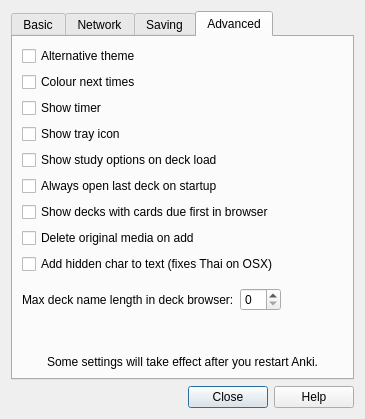
Old version of the form designer/preferences.ui in the repository ankitects/anki.
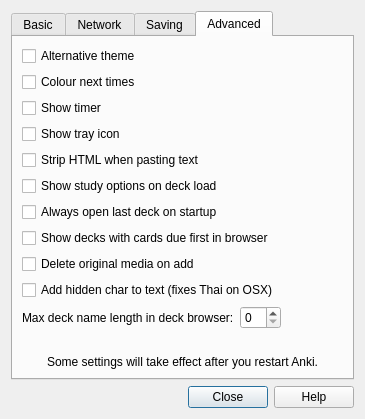
New version of the form. The open tabs and pages were chosen to show the change.

Commit message: add config option to turn off html stripping

```diff
--- a/designer/preferences.ui
+++ b/designer/preferences.ui
@@ -548,7 +548,7 @@
            </property>
           </widget>
          </item>
-         <item row="6" column="0">
+         <item row="7" column="0">
           <widget class="QCheckBox" name="showStudyOptions">
            <property name="text">
             <string>Show study options on deck load</string>
@@ -562,28 +562,28 @@
            </property>
           </widget>
          </item>
-         <item row="10" column="0">
+         <item row="11" column="0">
           <widget class="QCheckBox" name="addZeroSpace">
            <property name="text">
             <string>Add hidden char to text (fixes Thai on OSX)</string>
            </property>
           </widget>
          </item>
-         <item row="7" column="0">
+         <item row="8" column="0">
           <widget class="QCheckBox" name="openLastDeck">
            <property name="text">
             <string>Always open last deck on startup</string>
            </property>
           </widget>
          </item>
-         <item row="8" column="0">
+         <item row="9" column="0">
           <widget class="QCheckBox" name="deckBrowserOrder">
            <property name="text">
             <string>Show decks with cards due first in browser</string>
            </property>
           </widget>
          </item>
-         <item row="9" column="0">
+         <item row="10" column="0">
           <widget class="QCheckBox" name="deleteMedia">
            <property name="text">
             <string>Delete original media on add</string>
@@ -597,6 +597,13 @@
            </property>
           </widget>
          </item>
+         <item row="6" column="0">
+          <widget class="QCheckBox" name="stripHTML">
+           <property name="text">
+            <string>Strip HTML when pasting text</string>
+           </property>
+          </widget>
+         </item>
         </layout>
        </item>
        <item>
```
Left out of the diff: 1 changed line with no effect on the pictures. The commit also changes 3 other files.
